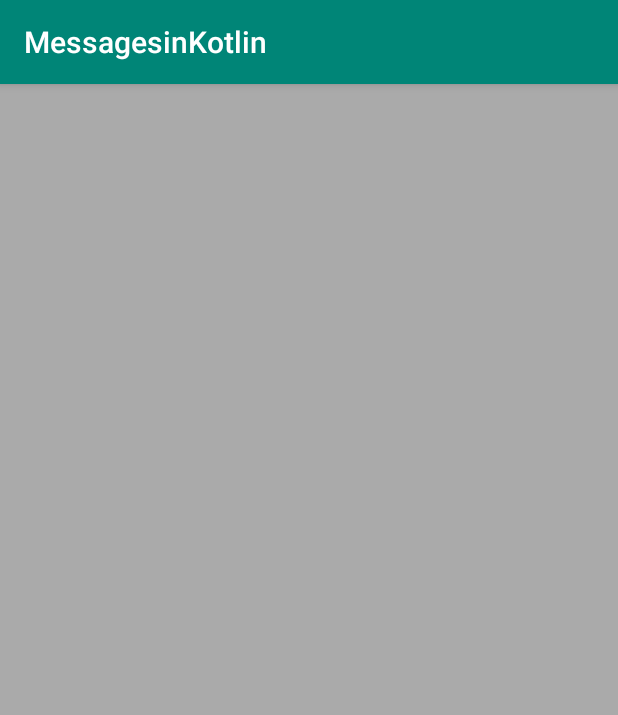
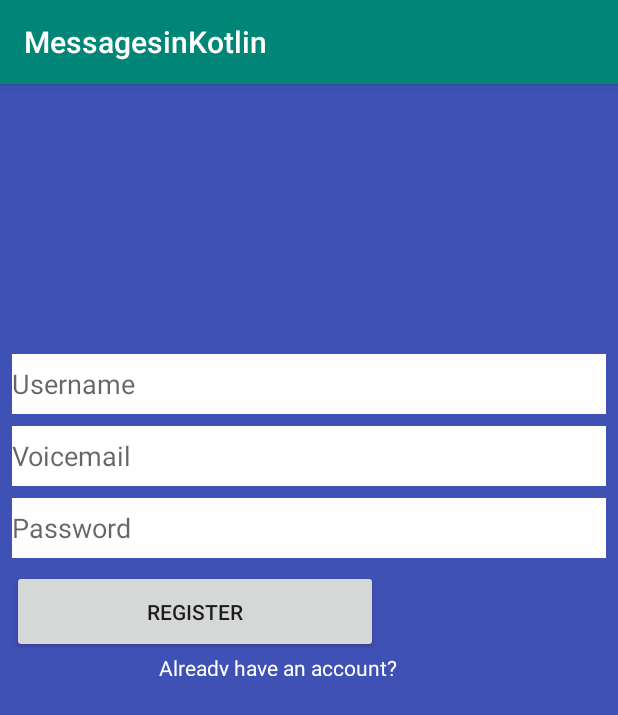
Before and after one commit to LFDanFar/Messaging-Please, an Android app: the screen it shows after launch (MainActivity), on a phone screen of 412 x 824 dp. Shown: the top 715 px of the screen. Run offline under Robolectric (Android 15) with nearby library versions, the phone set to English and light mode, and no system bars.

Commit message:
Finally made progress

```diff
--- a/app/src/main/AndroidManifest.xml
+++ b/app/src/main/AndroidManifest.xml
@@ -16,6 +16,9 @@
                 <category android:name="android.intent.category.LAUNCHER"/>
             </intent-filter>
         </activity>
+        <activity android:name=".LoginActivity">
+
+        </activity>
     </application>
 
 </manifest>
--- a/app/src/main/res/layout/activity_main.xml
+++ b/app/src/main/res/layout/activity_main.xml
@@ -5,4 +5,53 @@
         xmlns:app="http://schemas.android.com/apk/res-auto"
         android:layout_width="match_parent"
         android:layout_height="match_parent"
-        tools:context=".MainActivity" android:background="@android:color/darker_gray"/>
+        tools:context=".MainActivity" android:background="#A09898" android:backgroundTint="#3F51B5"
+        android:clickable="true">
+    <EditText
+            android:layout_width="0dp"
+            android:layout_height="40dp"
+            android:inputType="textPersonName"
+            android:ems="10"
+            android:id="@+id/usernameEditText"
+            android:background="#FFFFFF" android:layout_marginEnd="8dp" app:layout_constraintEnd_toEndOf="parent"
+            android:layout_marginStart="8dp" app:layout_constraintStart_toStartOf="parent"
+            app:layout_constraintHorizontal_bias="0.0" android:hint="Username" android:layout_marginTop="180dp"
+            app:layout_constraintTop_toTopOf="parent"/>
+    <EditText
+            android:layout_width="0dp"
+            android:layout_height="40dp"
+            android:inputType="textPersonName"
+            android:ems="10"
+            android:id="@+id/passwordEditText"
+            android:background="#FFFFFF"
+            app:layout_constraintStart_toStartOf="@+id/emailEditText"
+            app:layout_constraintEnd_toEndOf="@+id/emailEditText" app:layout_constraintHorizontal_bias="1.0"
+            android:hint="Password" android:layout_marginTop="8dp"
+            app:layout_constraintTop_toBottomOf="@+id/emailEditText"/>
+    <EditText
+            android:layout_width="0dp"
+            android:layout_height="40dp"
+            android:inputType="textEmailAddress"
+            android:ems="10"
+            android:id="@+id/emailEditText" app:layout_constraintEnd_toEndOf="@+id/usernameEditText"
+            app:layout_constraintStart_toStartOf="@+id/usernameEditText"
+            android:background="#FFFFFF"
+            android:hint="@android:string/defaultVoiceMailAlphaTag"
+            app:layout_constraintHorizontal_bias="1.0" android:layout_marginTop="8dp"
+            app:layout_constraintTop_toBottomOf="@+id/usernameEditText"/>
+    <Button
+            android:text="Register"
+            android:layout_width="244dp"
+            android:layout_height="55dp"
+            android:id="@+id/registerButton" app:layout_constraintStart_toStartOf="@+id/passwordEditText"
+            android:layout_marginTop="8dp"
+            app:layout_constraintTop_toBottomOf="@+id/passwordEditText"/>
+    <TextView
+            android:text="Already have an account?"
+            android:layout_width="200dp"
+            android:layout_height="15dp"
+            android:textColor="@android:color/white"
+            android:id="@+id/existingAccountTextView" app:layout_constraintStart_toStartOf="@+id/passwordEditText"
+            app:layout_constraintEnd_toEndOf="@+id/passwordEditText"
+            app:layout_constraintTop_toBottomOf="@+id/registerButton"/>
+</android.support.constraint.ConstraintLayout>
--- a/build.gradle
+++ b/build.gradle
@@ -8,7 +8,7 @@ buildscript {
 
     }
     dependencies {
-        classpath 'com.android.tools.build:gradle:3.4.0'
+        classpath 'com.android.tools.build:gradle:3.4.1'
         classpath "org.jetbrains.kotlin:kotlin-gradle-plugin:$kotlin_version"
         // NOTE: Do not place your application dependencies here; they belong
         // in the individual module build.gradle files
```
Also changed, not shown: app/src/main/java/com/example/messagesinkotlin/LoginActivity.kt (added, +13 -0 lines), app/src/main/java/com/example/messagesinkotlin/MainActivity.kt (+25 -0 lines), app/src/main/res/layout/activity_login.xml (added, +25 -0 lines).
